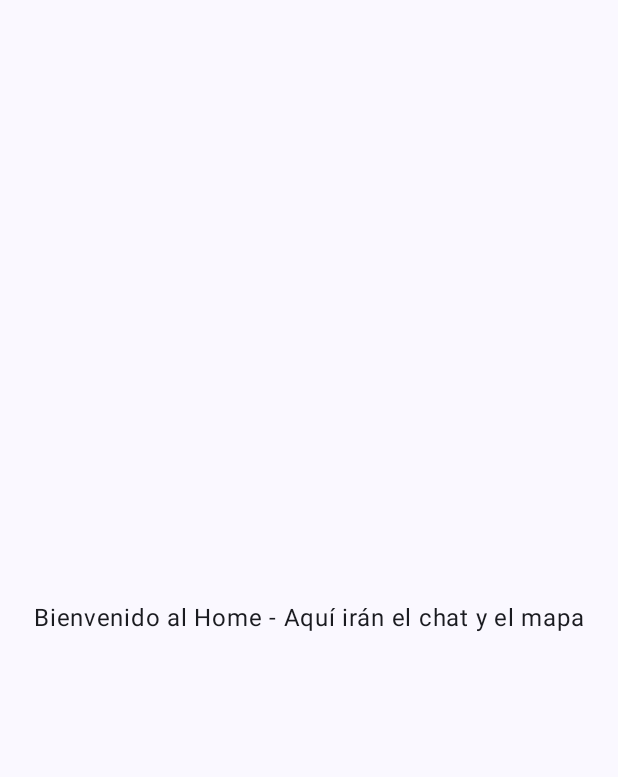
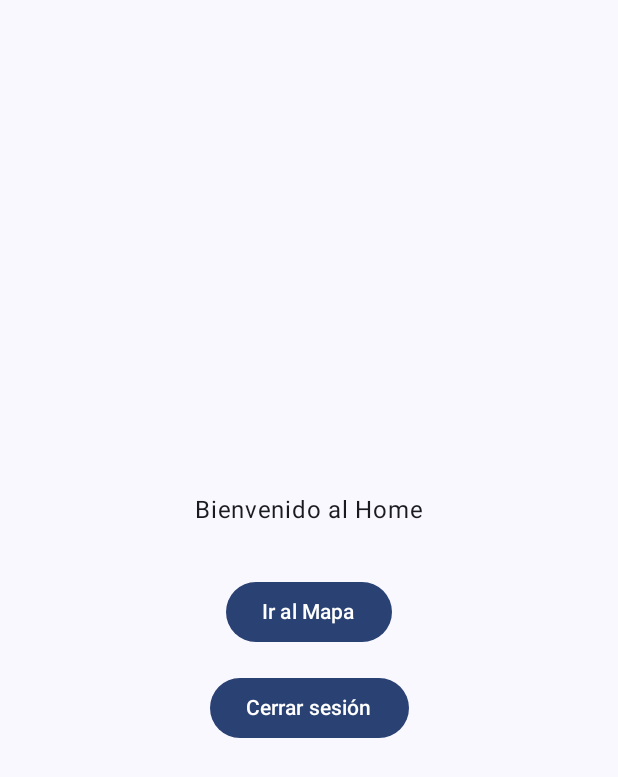
Before and after one commit to yoiberdev/UberClone, an Android app built with Jetpack Compose: the HomeScreen screen opened through its navigation route, on a phone screen of 412 x 824 dp. Shown: the top 777 px of the screen. Run offline under Robolectric (Android 15) with nearby library versions, the phone set to English and light mode, and no system bars; our stand-ins replace Firebase (no records; nobody signed in at launch, a user with empty details on screens opened directly); 2 statements that could not run were skipped.

```diff
--- a/app/src/main/java/com/yoiberdev/uberclone/navigation/NavGraph.kt
+++ b/app/src/main/java/com/yoiberdev/uberclone/navigation/NavGraph.kt
@@ -11,7 +11,10 @@ import com.yoiberdev.uberclone.domain.usecase.LoginWithEmailUseCase
 import com.yoiberdev.uberclone.domain.usecase.LoginWithGoogleUseCase
 import com.yoiberdev.uberclone.presentation.auth.LoginScreen
 import com.yoiberdev.uberclone.presentation.auth.LoginViewModel
+import com.yoiberdev.uberclone.presentation.chat.ChatScreen
+import com.yoiberdev.uberclone.presentation.chat.ChatViewModel
 import com.yoiberdev.uberclone.presentation.home.HomeScreen
+import com.yoiberdev.uberclone.presentation.map.MapScreen
 import com.yoiberdev.uberclone.ui.screens.WelcomeScreen
 
 @Composable
@@ -65,15 +68,20 @@ fun NavGraph(modifier: Modifier = Modifier) {
                 }
             )
         }
-        composable("home") {
-            // HomeScreen será la pantalla que integra el chat y el mapa
+        composable(Screen.Home.route) {
             HomeScreen(
                 onLogout = {
-                    navController.navigate("welcome") {
-                        popUpTo("home") { inclusive = true }
+                    navController.navigate(Screen.Welcome.route) {
+                        popUpTo(Screen.Home.route) { inclusive = true }
                     }
-                }
+                },
+                onChat = { navController.navigate(Screen.Chat.route) },
+                onMap = { navController.navigate(Screen.Map.route) }
             )
+        }
+
+        composable(Screen.Map.route) {
+            MapScreen(onBack = { navController.popBackStack() })
         }
     }
 }
--- a/app/src/main/java/com/yoiberdev/uberclone/navigation/Screen.kt
+++ b/app/src/main/java/com/yoiberdev/uberclone/navigation/Screen.kt
@@ -4,4 +4,7 @@ sealed class Screen(val route: String) {
     object Welcome : Screen("welcome")
     object LoginCliente : Screen("login_cliente")
     object LoginTaxista : Screen("login_taxista")
+    object Home : Screen("home")
+    object Chat : Screen("chat")
+    object Map : Screen("map")
 }
--- a/app/src/main/java/com/yoiberdev/uberclone/presentation/auth/LoginViewModel.kt
+++ b/app/src/main/java/com/yoiberdev/uberclone/presentation/auth/LoginViewModel.kt
@@ -21,7 +21,6 @@ data class LoginUiState(
 class LoginViewModel(
     private val loginWithEmailUseCase: LoginWithEmailUseCase,
     private val loginWithGoogleUseCase: LoginWithGoogleUseCase
-    // O, si lo prefieres, inyecta directamente AuthRepository
 ) : ViewModel() {
 
     var uiState by mutableStateOf(LoginUiState())
--- a/app/src/main/java/com/yoiberdev/uberclone/presentation/home/HomeScreen.kt
+++ b/app/src/main/java/com/yoiberdev/uberclone/presentation/home/HomeScreen.kt
@@ -1,16 +1,38 @@
 package com.yoiberdev.uberclone.presentation.home
 
-import androidx.compose.foundation.layout.Box
-import androidx.compose.foundation.layout.fillMaxSize
+import androidx.compose.foundation.layout.*
+import androidx.compose.material3.Button
 import androidx.compose.material3.Text
 import androidx.compose.runtime.Composable
 import androidx.compose.ui.Alignment
 import androidx.compose.ui.Modifier
+import androidx.compose.ui.unit.dp
 
 @Composable
-fun HomeScreen(onLogout: () -> Unit) {
-    Box(modifier = Modifier.fillMaxSize(), contentAlignment = Alignment.Center) {
-        Text(text = "Bienvenido al Home - Aquí irán el chat y el mapa")
-        // Aquí integrarás tus componentes de chat y mapa, o navegarás a sus subpantallas.
+fun HomeScreen(
+    onLogout: () -> Unit,
+    onChat: () -> Unit,
+    onMap: () -> Unit
+) {
+    Column(
+        modifier = Modifier
+            .fillMaxSize()
+            .padding(16.dp),
+        verticalArrangement = Arrangement.Center,
+        horizontalAlignment = Alignment.CenterHorizontally
+    ) {
+        Text(text = "Bienvenido al Home")
+        Spacer(modifier = Modifier.height(16.dp))
+//        Button(onClick = onChat) {
+//            Text("Ir al Chat")
+//        }
+        Spacer(modifier = Modifier.height(16.dp))
+        Button(onClick = onMap) {
+            Text("Ir al Mapa")
+        }
+        Spacer(modifier = Modifier.height(16.dp))
+        Button(onClick = onLogout) {
+            Text("Cerrar sesión")
+        }
     }
 }
```
Also changed, not shown: app/build.gradle.kts (+17 -6 lines), app/src/main/java/com/yoiberdev/uberclone/MainActivity.kt (+10 -1 lines), app/src/main/java/com/yoiberdev/uberclone/presentation/chat/ChatScreen.kt (+3 -4 lines), app/src/main/java/com/yoiberdev/uberclone/presentation/map/MapScreen.kt (+23 -0 lines), gradle/libs.versions.toml (+7 -0 lines).
